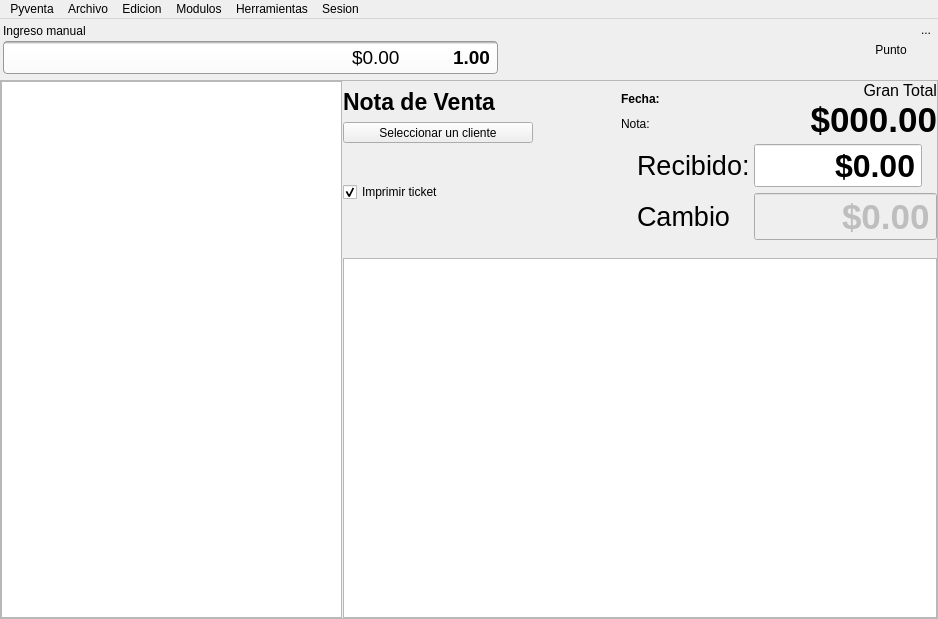
dravix/pyventa, file qt/ui_pyventa.ui: the form before one commit.
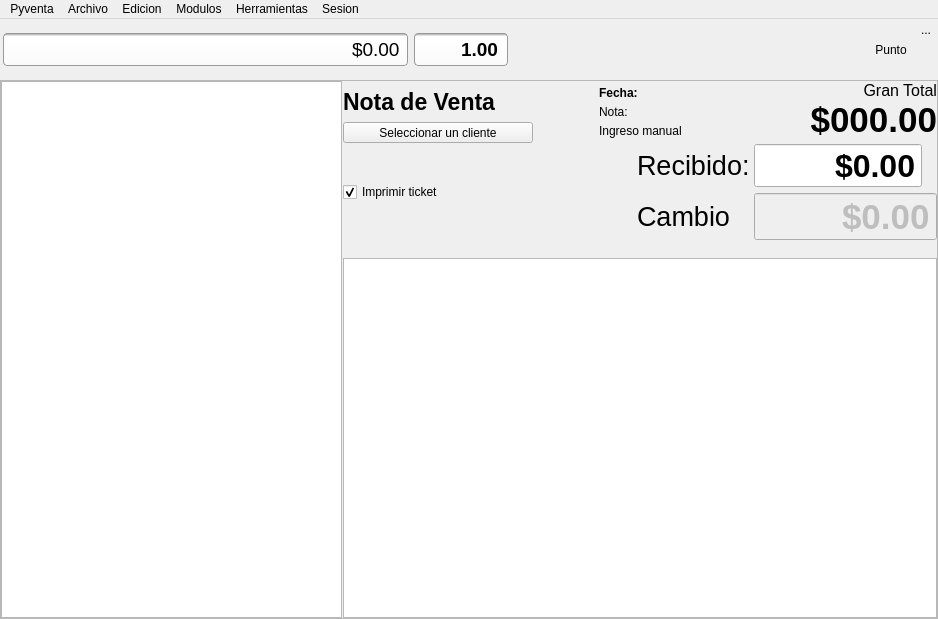
The form after the commit. Icons and pictures are not drawn.

Patch:
```diff
--- a/qt/ui_pyventa.ui
+++ b/qt/ui_pyventa.ui
@@ -65,28 +65,10 @@
            <number>0</number>
           </property>
           <item>
-           <layout class="QVBoxLayout" name="verticalLayout_12">
+           <layout class="QHBoxLayout" name="horizontalLayout_2">
             <property name="spacing">
-             <number>3</number>
+             <number>6</number>
             </property>
-            <item>
-             <widget class="QLabel" name="lblModo">
-              <property name="sizePolicy">
-               <sizepolicy hsizetype="Preferred" vsizetype="Fixed">
-                <horstretch>0</horstretch>
-                <verstretch>0</verstretch>
-               </sizepolicy>
-              </property>
-              <property name="font">
-               <font>
-                <pointsize>9</pointsize>
-               </font>
-              </property>
-              <property name="text">
-               <string>Ingreso manual</string>
-              </property>
-             </widget>
-            </item>
             <item>
              <widget class="QFrame" name="fLine">
               <property name="sizePolicy">
@@ -166,6 +148,43 @@
                  </property>
                 </widget>
                </item>
+              </layout>
+             </widget>
+            </item>
+            <item>
+             <widget class="QFrame" name="fLine_2">
+              <property name="sizePolicy">
+               <sizepolicy hsizetype="Preferred" vsizetype="Fixed">
+                <horstretch>0</horstretch>
+                <verstretch>0</verstretch>
+               </sizepolicy>
+              </property>
+              <property name="styleSheet">
+               <string notr="true">.QFrame{background-color: qlineargradient(spread:pad, x1:0, y1:0, x2:0, y2:1, stop:0 rgba(150, 150, 150, 255), stop:0.084833 rgba(255, 255, 255, 255), stop:1 rgba(250, 250, 250, 255));padding:0px; border-radius:4px;border:1px solid #999}
+QToolButton, QLineEdit{background:transparent; border:0px; padding:3px}</string>
+              </property>
+              <property name="frameShape">
+               <enum>QFrame::StyledPanel</enum>
+              </property>
+              <property name="frameShadow">
+               <enum>QFrame::Raised</enum>
+              </property>
+              <layout class="QHBoxLayout" name="horizontalLayout_52">
+               <property name="spacing">
+                <number>0</number>
+               </property>
+               <property name="leftMargin">
+                <number>0</number>
+               </property>
+               <property name="topMargin">
+                <number>0</number>
+               </property>
+               <property name="rightMargin">
+                <number>2</number>
+               </property>
+               <property name="bottomMargin">
+                <number>0</number>
+               </property>
                <item>
                 <widget class="QLineEdit" name="cant">
                  <property name="sizePolicy">
@@ -574,6 +593,24 @@
                          </property>
                         </widget>
                        </item>
+                       <item>
+                        <widget class="QLabel" name="lblModo">
+                         <property name="sizePolicy">
+                          <sizepolicy hsizetype="Preferred" vsizetype="Fixed">
+                           <horstretch>0</horstretch>
+                           <verstretch>0</verstretch>
+                          </sizepolicy>
+                         </property>
+                         <property name="font">
+                          <font>
+                           <pointsize>9</pointsize>
+                          </font>
+                         </property>
+                         <property name="text">
+                          <string>Ingreso manual</string>
+                         </property>
+                        </widget>
+                       </item>
                       </layout>
                      </widget>
                     </item>
```
Left out of the diff: 77 changed lines with no effect on the pictures.
